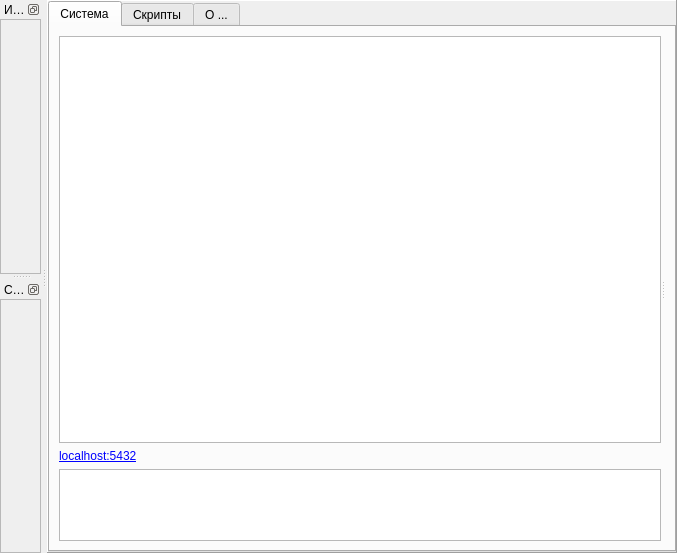
Above: Lib/DbUi/AdminWindow.ui from DevilCCCP/Code before the change. Below: the same form after it.
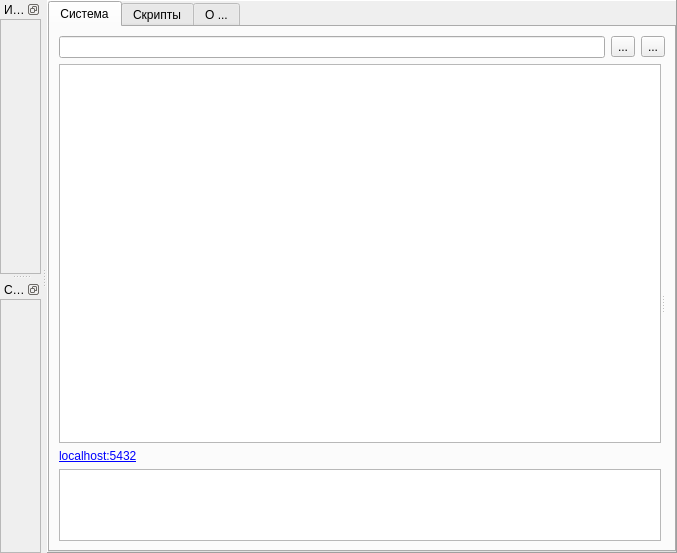
That is the form after the change. Icons and pictures are not drawn. Custom widgets are drawn as their Qt base class.

```diff
--- a/Lib/DbUi/AdminWindow.ui
+++ b/Lib/DbUi/AdminWindow.ui
@@ -65,7 +65,28 @@
           <attribute name="title">
            <string>Система</string>
           </attribute>
-          <layout class="QVBoxLayout" name="verticalLayout_2">
+          <layout class="QVBoxLayout" name="verticalLayout_2" stretch="0,1">
+           <item>
+            <layout class="QHBoxLayout" name="horizontalLayout_2">
+             <item>
+              <widget class="QLineEdit" name="lineEditFind"/>
+             </item>
+             <item>
+              <widget class="QToolButton" name="toolButtonFind">
+               <property name="text">
+                <string>...</string>
+               </property>
+              </widget>
+             </item>
+             <item>
+              <widget class="QToolButton" name="toolButtonFindClose">
+               <property name="text">
+                <string>...</string>
+               </property>
+              </widget>
+             </item>
+            </layout>
+           </item>
            <item>
             <widget class="QSplitter" name="splitterMain">
              <property name="orientation">
```
Left out of the diff: 33 changed lines with no effect on the pictures.
